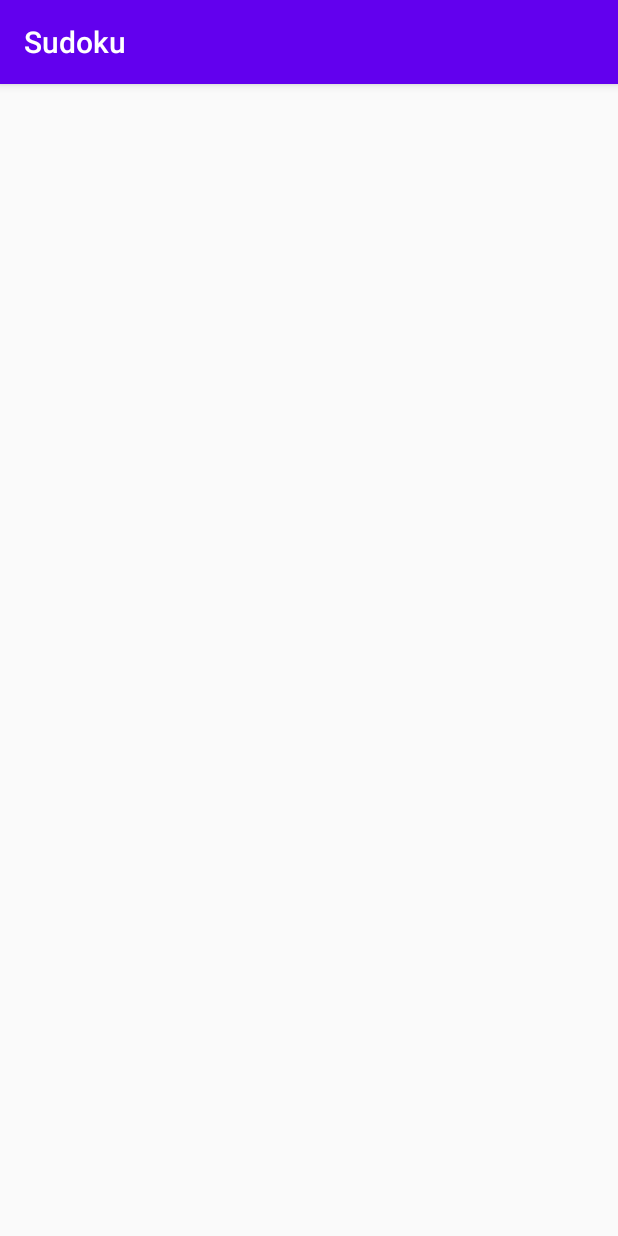
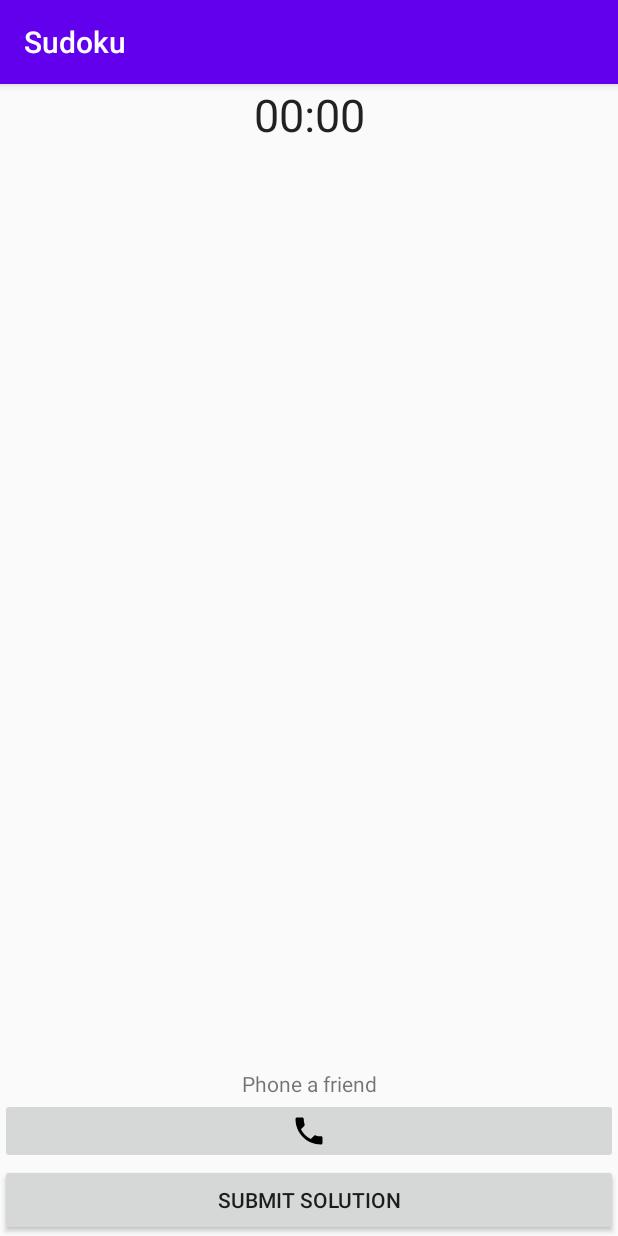
Before and after one commit to matandoren/Sudoku, an Android app: the PlayActivity screen opened directly, with no data from a screen before it, on a phone screen of 412 x 824 dp. Run offline under Robolectric (Android 15) with nearby library versions, the phone set to English and light mode, and no system bars.

Commit message:
added drawble image changed strings changed playactivity

```diff
--- /dev/null
+++ b/app/src/main/res/drawable/ic_phone_black.xml
@@ -0,0 +1,9 @@
+<vector xmlns:android="http://schemas.android.com/apk/res/android"
+        android:width="24dp"
+        android:height="24dp"
+        android:viewportWidth="24.0"
+        android:viewportHeight="24.0">
+    <path
+        android:fillColor="#FF000000"
+        android:pathData="M6.62,10.79c1.44,2.83 3.76,5.14 6.59,6.59l2.2,-2.2c0.27,-0.27 0.67,-0.36 1.02,-0.24 1.12,0.37 2.33,0.57 3.57,0.57 0.55,0 1,0.45 1,1V20c0,0.55 -0.45,1 -1,1 -9.39,0 -17,-7.61 -17,-17 0,-0.55 0.45,-1 1,-1h3.5c0.55,0 1,0.45 1,1 0,1.25 0.2,2.45 0.57,3.57 0.11,0.35 0.03,0.74 -0.25,1.02l-2.2,2.2z"/>
+</vector>
--- a/app/src/main/res/layout/activity_play.xml
+++ b/app/src/main/res/layout/activity_play.xml
@@ -6,4 +6,52 @@
     android:layout_height="match_parent"
     tools:context=".PlayActivity">
 
+    <Button
+        android:id="@+id/activity_play_submit_solution_button"
+        android:layout_width="0dp"
+        android:layout_height="wrap_content"
+        android:text="@string/submit_solution"
+        app:layout_constraintBottom_toBottomOf="parent"
+        app:layout_constraintEnd_toEndOf="parent"
+        app:layout_constraintStart_toStartOf="parent"
+        app:layout_constraintTop_toTopOf="parent"
+        app:layout_constraintVertical_bias="1.0" />
+
+    <ImageButton
+        android:id="@+id/activity_play_phone_a_friend_button"
+        android:layout_width="0dp"
+        android:layout_height="wrap_content"
+        app:layout_constraintBottom_toTopOf="@+id/activity_play_submit_solution_button"
+        app:layout_constraintEnd_toEndOf="parent"
+        app:layout_constraintStart_toStartOf="parent"
+        app:layout_constraintTop_toTopOf="parent"
+        app:layout_constraintVertical_bias="1.0"
+        app:srcCompat="@drawable/ic_phone_black"
+        tools:ignore="VectorDrawableCompat" />
+
+    <TextView
+        android:id="@+id/activity_play_phone_a_friend_button_text_view"
+        android:layout_width="0dp"
+        android:layout_height="wrap_content"
+        android:gravity="center"
+        android:text="@string/phone_a_friend"
+        app:layout_constraintBottom_toTopOf="@+id/activity_play_phone_a_friend_button"
+        app:layout_constraintEnd_toEndOf="parent"
+        app:layout_constraintStart_toStartOf="parent"
+        app:layout_constraintTop_toTopOf="parent"
+        app:layout_constraintVertical_bias="1.0" />
+
+    <Chronometer
+        android:id="@+id/activity_play_chronometer"
+        android:layout_width="0dp"
+        android:layout_height="wrap_content"
+        android:gravity="center"
+        android:textSize="30dp"
+        app:layout_constraintBottom_toTopOf="@+id/activity_play_phone_a_friend_button_text_view"
+        app:layout_constraintEnd_toEndOf="parent"
+        app:layout_constraintStart_toStartOf="parent"
+        app:layout_constraintTop_toTopOf="parent"
+        app:layout_constraintVertical_bias="0.0" />
+
+
 </androidx.constraintlayout.widget.ConstraintLayout>
--- a/app/src/main/res/values/strings.xml
+++ b/app/src/main/res/values/strings.xml
@@ -3,4 +3,6 @@
     <string name="play_button_text">Play</string>
     <string name="create_board_button_text">Create Puzzle</string>
     <string name="help_button_text">Help</string>
+    <string name="submit_solution">Submit Solution</string>
+    <string name="phone_a_friend">Phone a friend</string>
 </resources>
```
Also changed, not shown: 2 other files.
